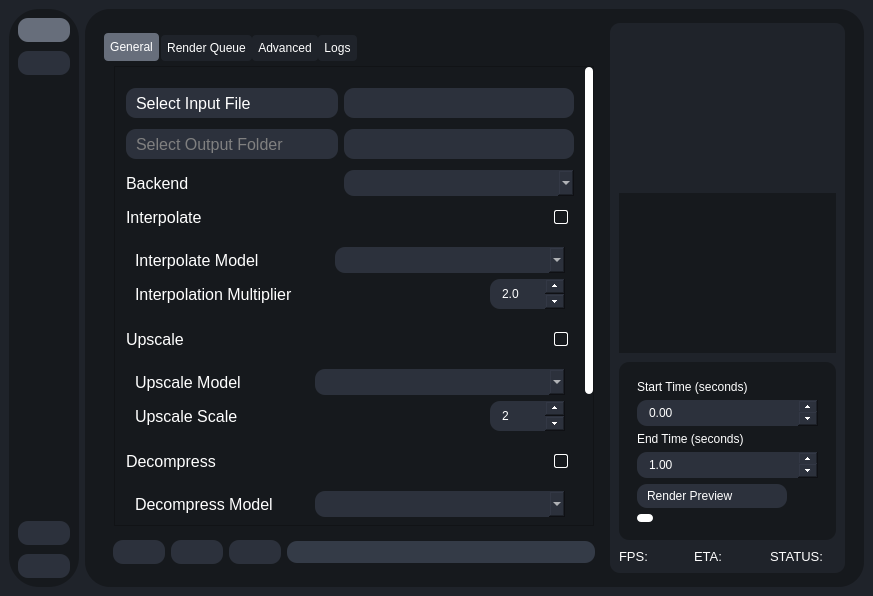
gokulmc/enhance_crop, file testRVEInterface.ui: the form before one commit.
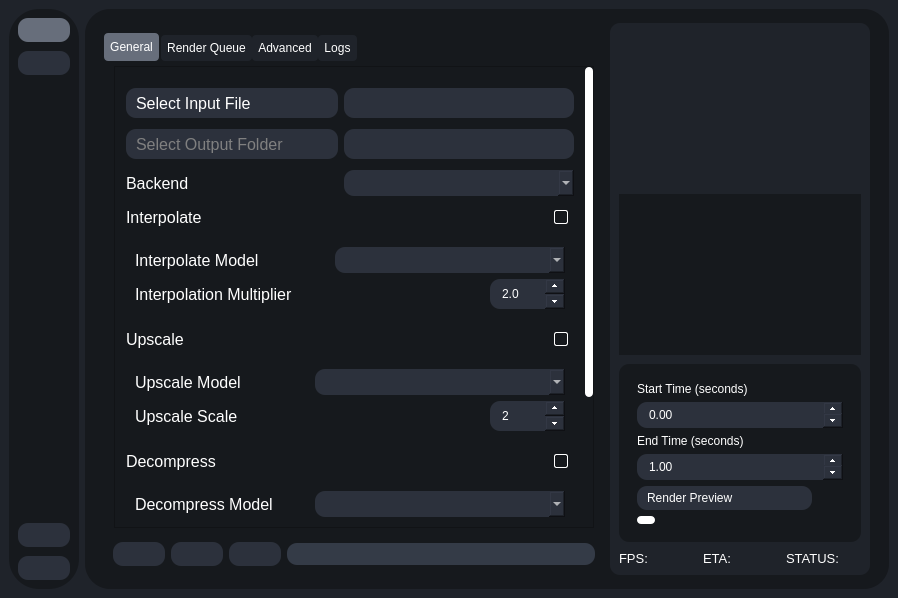
The form after the commit. The open tabs and pages were chosen to show the change. Icons and pictures are not drawn.

Commit message: removing unnecessary padding fixes it?

What changed in the file:
```diff
--- a/testRVEInterface.ui
+++ b/testRVEInterface.ui
@@ -5,8 +5,8 @@
    <rect>
     <x>0</x>
     <y>0</y>
-    <width>0</width>
-    <height>0</height>
+    <width>898</width>
+    <height>598</height>
    </rect>
   </property>
   <property name="sizePolicy">
@@ -1090,8 +1090,8 @@
                                   <rect>
                                    <x>0</x>
                                    <y>0</y>
-                                   <width>344</width>
-                                   <height>668</height>
+                                   <width>336</width>
+                                   <height>652</height>
                                   </rect>
                                  </property>
                                  <layout class="QVBoxLayout" name="verticalLayout_32">
```
Left out of the diff: 283 changed lines with no effect on the pictures. The commit also changes 2 other files.
